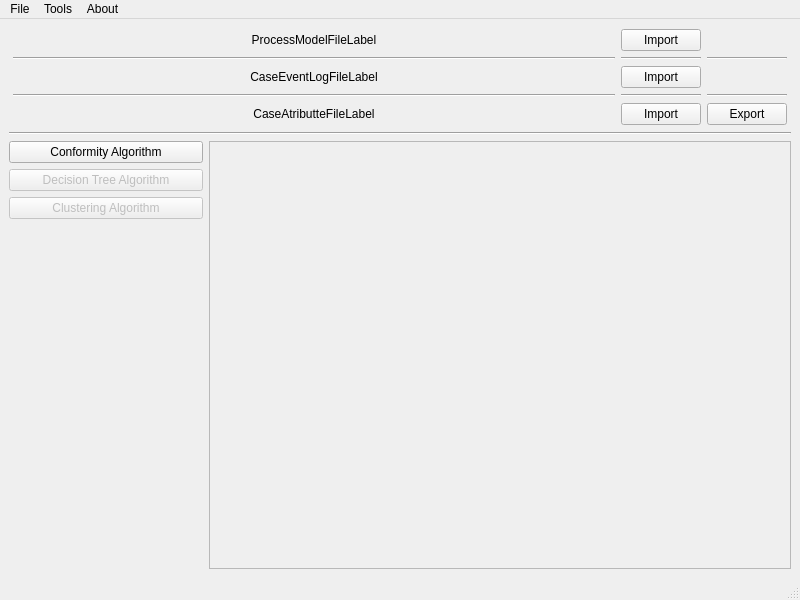
ggHenschel/Valinor, file valinormainwindow.ui: the form before one commit.
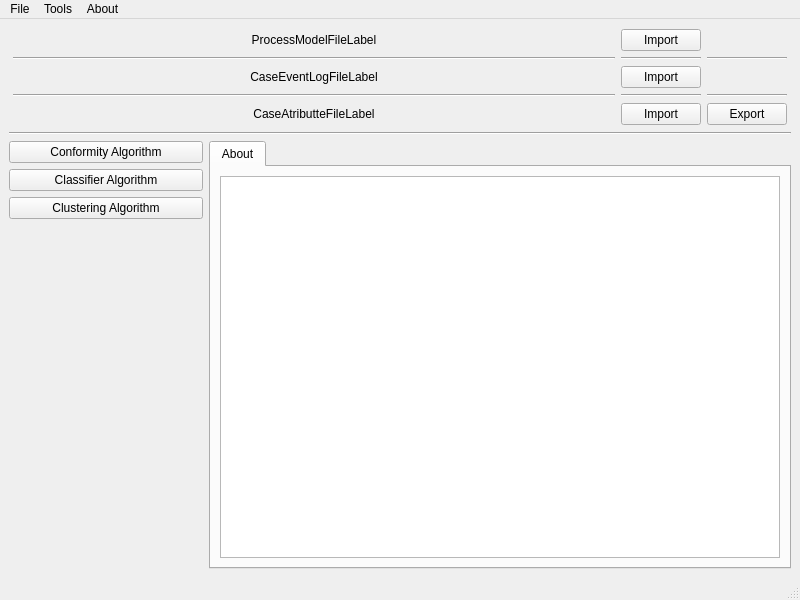
The form after the commit.

Patch:
```diff
--- a/valinormainwindow.ui
+++ b/valinormainwindow.ui
@@ -157,17 +157,17 @@
           <item>
            <widget class="QPushButton" name="pushButton_7">
             <property name="enabled">
-             <bool>false</bool>
+             <bool>true</bool>
             </property>
             <property name="text">
-             <string>Decision Tree Algorithm</string>
+             <string>Classifier Algorithm</string>
             </property>
            </widget>
           </item>
           <item>
            <widget class="QPushButton" name="pushButton_9">
             <property name="enabled">
-             <bool>false</bool>
+             <bool>true</bool>
             </property>
             <property name="text">
              <string>Clustering Algorithm</string>
@@ -190,16 +190,27 @@
          </layout>
         </item>
         <item>
-         <widget class="QFrame" name="frame">
-          <property name="enabled">
-           <bool>false</bool>
+         <widget class="QTabWidget" name="m_tabWidget">
+          <property name="currentIndex">
+           <number>0</number>
           </property>
-          <property name="frameShape">
-           <enum>QFrame::StyledPanel</enum>
-          </property>
-          <property name="frameShadow">
-           <enum>QFrame::Raised</enum>
-          </property>
+          <widget class="QWidget" name="about_tab">
+           <attribute name="title">
+            <string>About</string>
+           </attribute>
+           <layout class="QVBoxLayout" name="verticalLayout_3">
+            <item>
+             <widget class="QTextBrowser" name="m_about_textBrowser">
+              <property name="focusPolicy">
+               <enum>Qt::ClickFocus</enum>
+              </property>
+              <property name="openExternalLinks">
+               <bool>true</bool>
+              </property>
+             </widget>
+            </item>
+           </layout>
+          </widget>
          </widget>
         </item>
        </layout>
```
Left out of the diff: 6 changed lines with no effect on the pictures.
